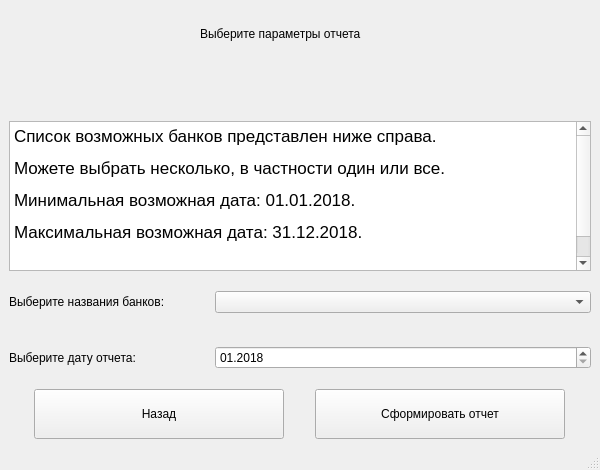
Qt form Windows/BankListReportWindow.ui (Mishlen337/BankApp) before a commit.
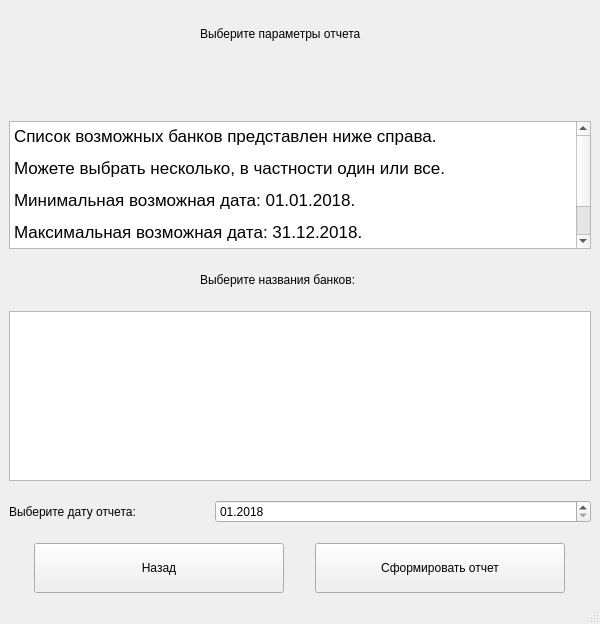
The same form after that commit.

Commit message: Added table view report

Diff of the .ui file:
```diff
--- a/Windows/BankListReportWindow.ui
+++ b/Windows/BankListReportWindow.ui
@@ -7,7 +7,7 @@
     <x>0</x>
     <y>0</y>
     <width>600</width>
-    <height>470</height>
+    <height>624</height>
    </rect>
   </property>
   <property name="minimumSize">
@@ -18,8 +18,8 @@
   </property>
   <property name="maximumSize">
    <size>
-    <width>700</width>
-    <height>470</height>
+    <width>16777215</width>
+    <height>16777215</height>
    </size>
   </property>
   <property name="windowTitle">
@@ -107,11 +107,15 @@
         </property>
        </widget>
       </item>
-      <item>
-       <widget class="QComboBox" name="ListBankNameComboBox"/>
-      </item>
      </layout>
     </item>
+    <item>
+     <widget class="QListWidget" name="BankListWidget">
+      <property name="selectionMode">
+       <enum>QAbstractItemView::MultiSelection</enum>
+      </property>
+     </widget>
+    </item>
     <item>
      <layout class="QHBoxLayout" name="horizontalLayout_2">
       <item>
```
The commit also changes 18 other files.
